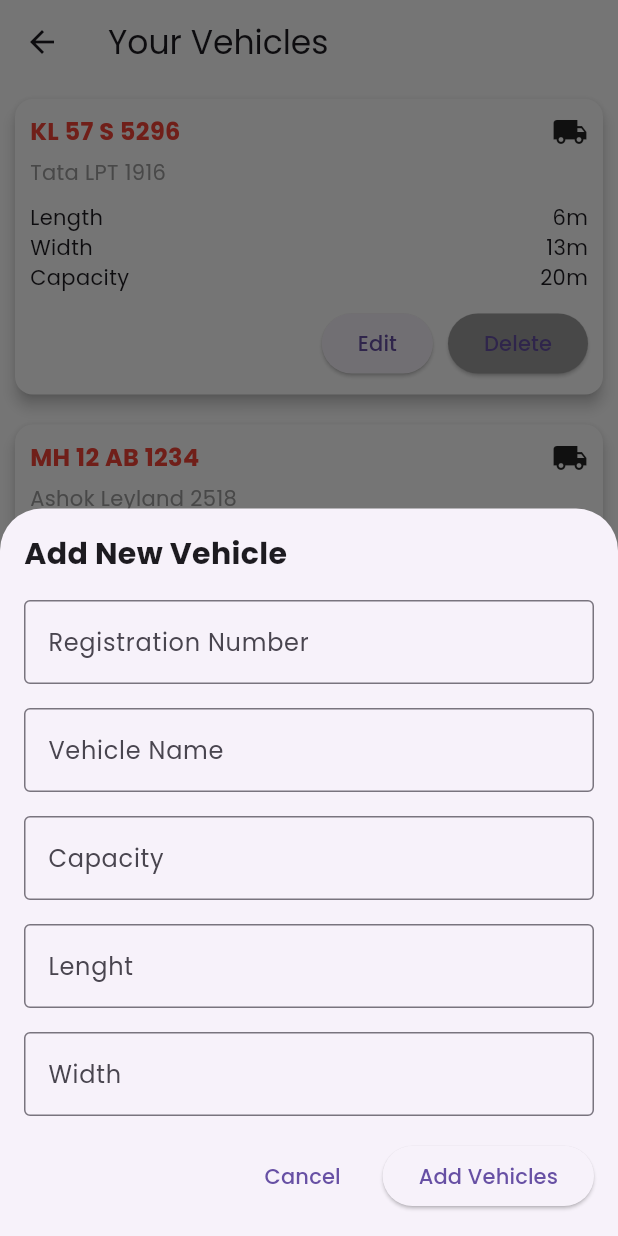
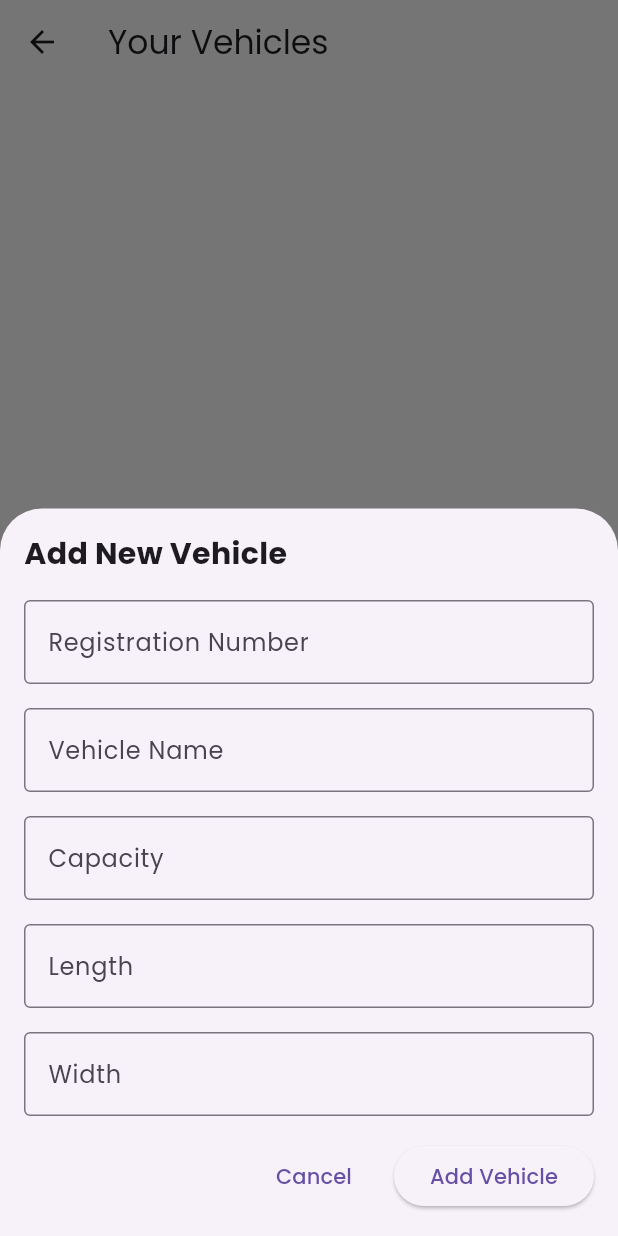
Before and after one commit to mohammedarif482/trip_manager, a Flutter app: the TruckScreen screen opened directly, after a tap on "Add Vehicle", on a phone screen of 412 x 824 dp. Run offline on Flutter 3.47's test engine with Material 3 defaults, Android fonts, the phone set to English and light mode, and no system bars; our stand-ins replace cloud_firestore, easy_stepper, firebase_auth, firebase_core, google_fonts, google_sign_in; accounts and stored records are empty; network calls fail.

Commit message:
vehicles collection and displaying added

```diff
--- a/lib/View/vehicles_screen.dart
+++ b/lib/View/vehicles_screen.dart
@@ -1,6 +1,7 @@
 import 'package:flutter/material.dart';
 import 'package:flutter/services.dart';
 import 'package:tripmanager/Utils/constants.dart';
+import 'package:cloud_firestore/cloud_firestore.dart';
 
 class TruckScreen extends StatefulWidget {
   @override
@@ -8,19 +9,17 @@ class TruckScreen extends StatefulWidget {
 }
 
 class _TruckScreenState extends State<TruckScreen> {
-  @override
   TextEditingController searchController = TextEditingController();
-
   final TextEditingController vehicleNameController = TextEditingController();
   final TextEditingController capacityController = TextEditingController();
   final TextEditingController lenghtController = TextEditingController();
   final TextEditingController widthController = TextEditingController();
   final TextEditingController regNumberController = TextEditingController();
   DateTime selectedDate = DateTime.now();
-  @override
+
+  List<Map<String, String>> vehicles = [];
+
   void _showAddVehicle() {
-    // Fetch the driver names from Firestore
-
     showModalBottomSheet(
       isScrollControlled: true,
       context: context,
@@ -44,6 +43,7 @@ class _TruckScreenState extends State<TruckScreen> {
                 SizedBox(height: 16),
                 TextField(
                   controller: regNumberController,
+                  inputFormatters: [VehicleNumberFormatter()],
                   decoration: InputDecoration(
                     labelText: 'Registration Number',
                     border: OutlineInputBorder(),
@@ -69,7 +69,7 @@ class _TruckScreenState extends State<TruckScreen> {
                 TextField(
                   controller: lenghtController,
                   decoration: InputDecoration(
-                    labelText: 'Lenght',
+                    labelText: 'Length',
                     border: OutlineInputBorder(),
                   ),
                 ),
@@ -92,8 +92,33 @@ class _TruckScreenState extends State<TruckScreen> {
                     ),
                     SizedBox(width: 16),
                     ElevatedButton(
-                      onPressed: () {},
-                      child: Text("Add Vehicles"),
+                      onPressed: () async {
+                        final newVehicle = {
+                          'registration': regNumberController.text,
+                          'model': vehicleNameController.text,
+                          'capacity': capacityController.text,
+                          'length': lenghtController.text,
+                          'width': widthController.text,
+                        };
+
+                        // Add to Firestore (if needed)
+                        await FirebaseFirestore.instance.collection('vehicles').add(newVehicle);
+
+                        // Add to local list for display
+                        setState(() {
+                          vehicles.add(newVehicle);
+                        });
+
+                        // Clear inputs
+                        regNumberController.clear();
+                        vehicleNameController.clear();
+                        capacityController.clear();
+                        lenghtController.clear();
+                        widthController.clear();
+
+                        Navigator.pop(context);
+                      },
+                      child: Text("Add Vehicle"),
                     ),
                   ],
                 ),
@@ -106,15 +131,17 @@ class _TruckScreenState extends State<TruckScreen> {
     );
   }
 
+  @override
   Widget build(BuildContext context) {
     return Scaffold(
       backgroundColor: AppColors.accentColor,
       floatingActionButton: FloatingActionButton.extended(
-          onPressed: _showAddVehicle,
-          icon: Icon(Icons.add),
-          label: Text("Add Vehicle"),
-          backgroundColor: AppColors.primaryColor,
-          foregroundColor: AppColors.accentColor),
+        onPressed: _showAddVehicle,
+        icon: Icon(Icons.add),
+        label: Text("Add Vehicle"),
+        backgroundColor: AppColors.primaryColor,
+        foregroundColor: AppColors.accentColor,
+      ),
       appBar: AppBar(
         backgroundColor: AppColors.accentColor,
         title: Text('Your Vehicles'),
@@ -201,43 +228,18 @@ class _TruckScreenState extends State<TruckScreen> {
       ),
     );
   }
-
-  final List<Map<String, String>> vehicles = [
-    {
-      'registration': 'KL 57 S 5296',
-      'model': 'Tata LPT 1916',
-      'length': '6m',
-      'width': '13m',
-      'capacity': '20m'
-    },
-    {
-      'registration': 'MH 12 AB 1234',
-      'model': 'Ashok Leyland 2518',
-      'length': '7m',
-      'width': '14m',
-      'capacity': '25m'
-    },
-    {
-      'registration': 'TN 09 CD 5678',
-      'model': 'Eicher Pro 3015',
-      'length': '5m',
-      'width': '12m',
-      'capacity': '18m'
-    },
-  ];
 }
 
+// VehicleNumberFormatter to format input
 class VehicleNumberFormatter extends TextInputFormatter {
   @override
   TextEditingValue formatEditUpdate(
       TextEditingValue oldValue, TextEditingValue newValue) {
-    // Regex to match the expected format (XX 00 XX 0000)
-    final regex = RegExp(r'([A-Z]{2})(\d{0,2})([A-Z]{0,2})(\d{0,4})');
-    final match = regex.firstMatch(newValue.text.toUpperCase());
+    final regex = RegExp(r'^([A-Z]{0,2})(\d{0,2})([A-Z]{0,2})(\d{0,4})$');
+    final match = regex.firstMatch(newValue.text.toUpperCase().replaceAll(' ', ''));
 
     String formattedText = '';
     if (match != null) {
-      // Build the formatted text based on the regex match
       final part1 = match.group(1) ?? '';
       final part2 = match.group(2) ?? '';
       final part3 = match.group(3) ?? '';
```
